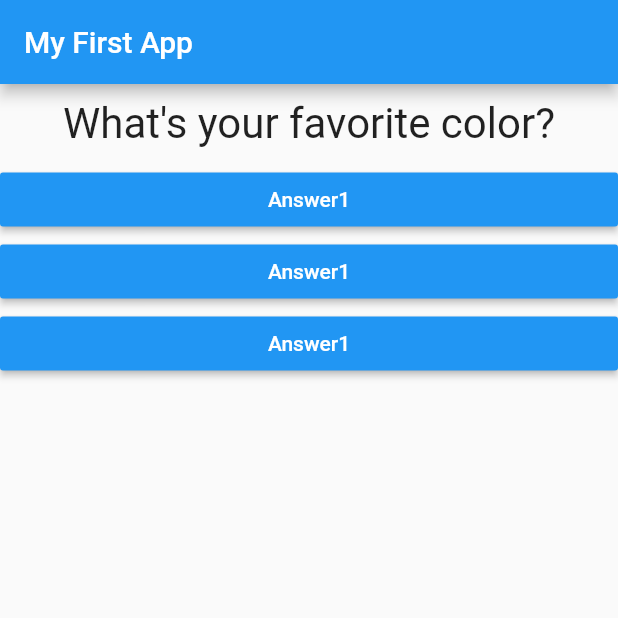
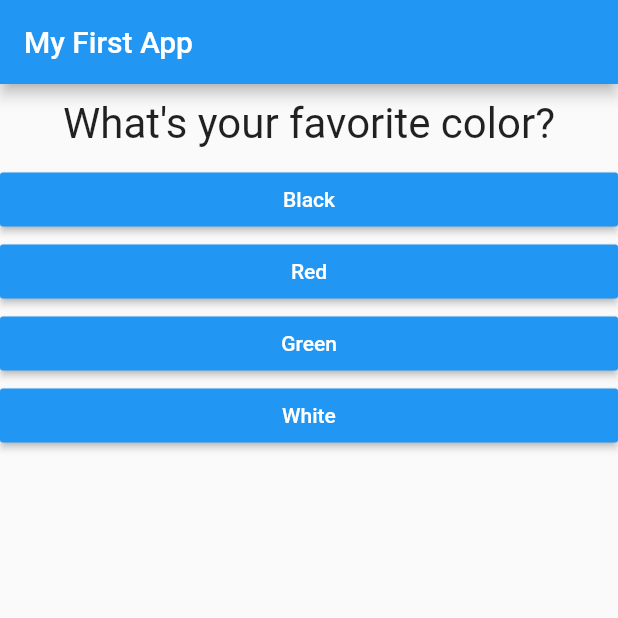
Before and after one commit to yuki-snow1823/Flutter_TheCompleteGuide, a Flutter app: the screen it shows after launch, on a phone screen of 412 x 824 dp, the top half of it. Run offline on Flutter 3.47's test engine with Material 2 defaults, Android fonts, the phone set to English and light mode, and no system bars.

Commit message:
add: 答えの切り出しとスプレッド構文（難しい

```diff
--- a/flutter_complete_guide/lib/answer.dart
+++ b/flutter_complete_guide/lib/answer.dart
@@ -2,15 +2,16 @@ import 'package:flutter/material.dart';
 
 class Answer extends StatelessWidget {
   final Function selectHandler;
+  final answerText;
 
-  Answer(this.selectHandler);
+  Answer(this.selectHandler, this.answerText);
 
   @override
   Widget build(BuildContext context) {
     return Container(
       width: double.infinity,
       child: RaisedButton(
-        child: Text('Answer1'),
+        child: Text(answerText),
         color: Colors.blue,
         textColor: Colors.white,
         onPressed: selectHandler,
--- a/flutter_complete_guide/lib/main.dart
+++ b/flutter_complete_guide/lib/main.dart
@@ -56,9 +56,9 @@ class _MyAppState extends State<MyApp> {
         body: Column(
           children: [
             Question(questions[_questionIndex]['questionText']),
-            Answer(_answerQuestion),
-            Answer(_answerQuestion),
-            Answer(_answerQuestion),
+            ...(questions[_questionIndex]['answers'] as List<String>).map((answer) {
+              return Answer(_answerQuestion, answer);
+            }).toList()
           ],
         ),
       ),
```
